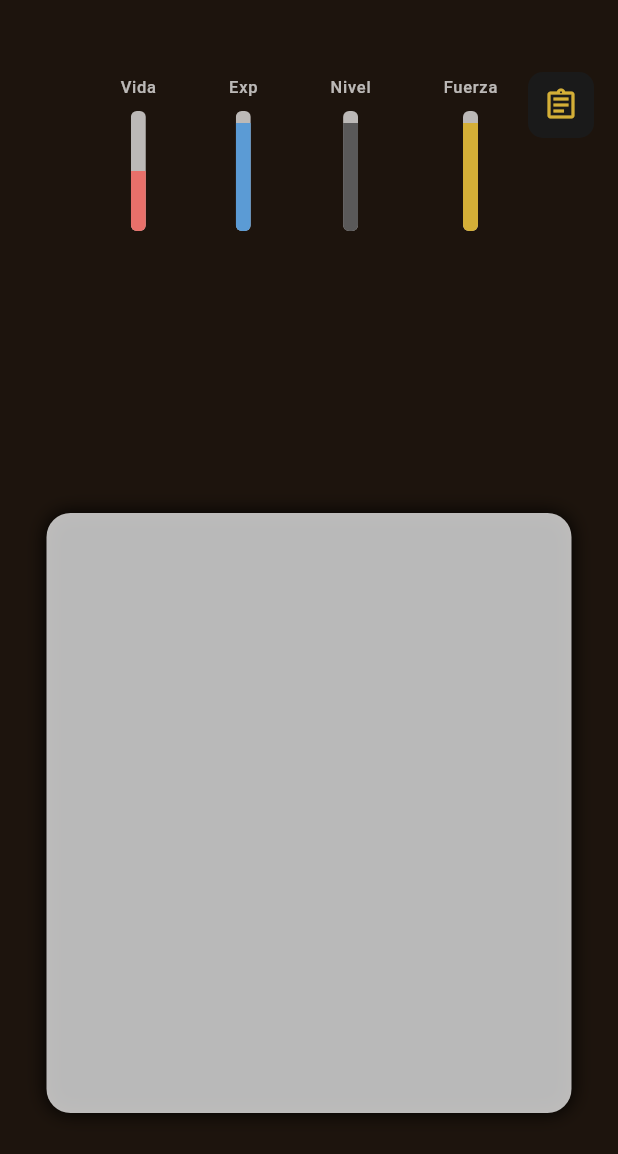
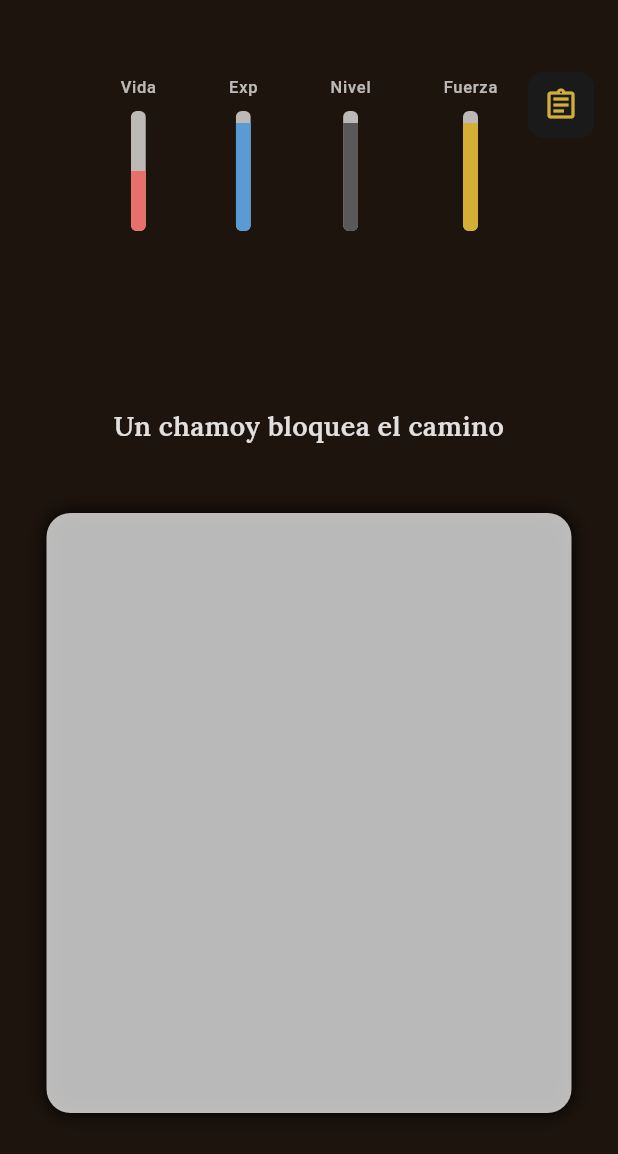
Before and after one commit to rocioxx/ProyectoFinalGrado, a Flutter app: the CardScreen screen opened directly, on a phone screen of 412 x 824 dp. Shown: the top 1154 px of the screen. Run offline on Flutter 3.47's test engine with Material 3 defaults, Android fonts, the phone set to English and light mode, and no system bars.

Commit message:
PT-11 sistema de textos y decisiones

```diff
--- /dev/null
+++ b/proyectofinalgrado/lib/models/scenario.dart
@@ -0,0 +1,34 @@
+class Scenario {
+  const Scenario({
+    required this.texto,
+    required this.opcionIzquierda,
+    required this.opcionDerecha,
+  });
+
+  final String texto;
+  final String opcionIzquierda;
+  final String opcionDerecha;
+}
+
+const List<Scenario> escenarios = [
+  Scenario(
+    texto: 'Un chamoy bloquea el camino',
+    opcionIzquierda: 'Lo ignoras',
+    opcionDerecha: 'Lo confrontas con una chancla',
+  ),
+  Scenario(
+    texto: 'Un personaje te ofrece dinero si le vendes un chamoy',
+    opcionIzquierda: 'Se lo vendes',
+    opcionDerecha: 'No se lo vendes',
+  ),
+  Scenario(
+    texto: 'Encuentras un cofre misterioso',
+    opcionIzquierda: 'Lo ignoras',
+    opcionDerecha: 'Lo abres',
+  ),
+  Scenario(
+    texto: 'El oráculo te pide un favor',
+    opcionIzquierda: 'Te niegas',
+    opcionDerecha: 'Aceptas',
+  ),
+];
--- a/proyectofinalgrado/lib/screens/card_screen.dart
+++ b/proyectofinalgrado/lib/screens/card_screen.dart
@@ -1,6 +1,8 @@
 import 'package:flutter/material.dart';
 import '../widgets/swipe_card.dart';
 import '../widgets/stats_panel.dart';
+import '../widgets/scenario_text.dart';
+import '../models/scenario.dart';
 import '../state/stats_controller.dart';
 import '../widgets/missions_panel.dart';
 
@@ -25,6 +27,9 @@ class _CardScreenState extends State<CardScreen> with TickerProviderStateMixin {
     fuerza: 0.9,
   );
 
+  int _scenarioIndex = 0;
+  double _screenHeight = 1;
+
   // Desplazamiento horizontal acumulado mientras el usuario arrastra
   double _x = 0;
   // Fase actual de la carta (controla qué se muestra en el build)
@@ -45,8 +50,9 @@ class _CardScreenState extends State<CardScreen> with TickerProviderStateMixin {
   // Se recrean en cada swipe porque dependen de _x en ese instante
   late Animation<Offset> _exitOffset;
   late Animation<double> _exitRot;
+
   // Distancia mínima en píxeles para que se considere un swipe válido
-  static const _threshold = 100.0;
+  static const _threshold = 80.0;
 
   @override
   void initState() {
@@ -81,6 +87,7 @@ class _CardScreenState extends State<CardScreen> with TickerProviderStateMixin {
       begin: 40.0,
       end: 0.0,
     ).animate(CurvedAnimation(parent: _enterCtrl, curve: Curves.easeOutCubic));
+
   }
 
   @override
@@ -124,14 +131,19 @@ class _CardScreenState extends State<CardScreen> with TickerProviderStateMixin {
     await _enterCtrl.forward(from: 0); // esperamos a que termine la entrada
     _enterCtrl.reset();
 
-    // Volvemos a idle para que el usuario pueda arrastrar de nuevo
-    setState(() => _phase = _Phase.idle);
+    // Volvemos a idle y avanzamos al siguiente escenario
+    setState(() {
+      _phase = _Phase.idle;
+      _scenarioIndex = (_scenarioIndex + 1) % escenarios.length;
+    });
   }
 
   @override
   Widget build(BuildContext context) {
-    // Guardamos el ancho aquí porque los callbacks no tienen BuildContext
-    _screenWidth = MediaQuery.sizeOf(context).width;
+    // Guardamos dimensiones aquí porque los callbacks no tienen BuildContext
+    final size = MediaQuery.sizeOf(context);
+    _screenWidth = size.width;
+    _screenHeight = size.height;
 
     // SwipeCard es const: Flutter lo reutiliza sin reconstruirlo
     const card = SwipeCard();
@@ -204,6 +216,18 @@ class _CardScreenState extends State<CardScreen> with TickerProviderStateMixin {
             ),
           ),
 
+          // Texto del escenario encima de la carta
+          Positioned(
+            left: 32,
+            right: 32,
+            top: _screenHeight * 0.33,
+            child: ScenarioText(
+              scenario: escenarios[_scenarioIndex],
+              dragX: _phase == _Phase.idle ? _x : 0,
+              threshold: _threshold,
+            ),
+          ),
+
           // Panel de estadísticas en la parte inferior
           Align(
             alignment: Alignment.topCenter,
--- /dev/null
+++ b/proyectofinalgrado/lib/widgets/scenario_text.dart
@@ -0,0 +1,65 @@
+import 'package:flutter/material.dart';
+import '../models/scenario.dart';
+
+class ScenarioText extends StatelessWidget {
+  const ScenarioText({
+    super.key,
+    required this.scenario,
+    required this.dragX,
+    required this.threshold,
+  });
+
+  final Scenario scenario;
+  final double dragX; // valor actual de _x (0 cuando no se arrastra)
+  final double threshold; // mínimo para considerar swipe válido
+
+  @override
+  Widget build(BuildContext context) {
+    // 0.0 en reposo → 1.0 al llegar al umbral
+    final progress = (dragX.abs() / (threshold * 0.5)).clamp(0.0, 1.0);
+    final isLeft = dragX < 0;
+
+    final choiceText = isLeft
+        ? scenario.opcionIzquierda
+        : scenario.opcionDerecha;
+    final choiceColor = isLeft
+        ? const Color(0xFF6BCB77)
+        : const Color(0xFF6BCB77);
+
+    return Stack(
+      alignment: Alignment.center,
+      children: [
+        //desaparece la pregunta
+        Opacity(
+          opacity: 1.0 - progress,
+          child: Text(
+            scenario.texto,
+            textAlign: TextAlign.center,
+            style: const TextStyle(
+              fontFamily: 'Lora',
+              fontSize: 18,
+              fontWeight: FontWeight.w600,
+              color: Color.fromARGB(221, 255, 255, 255),
+            ),
+          ),
+        ),
+
+        //aparece la opcion elegida
+        if (dragX.abs() > 0.5)
+          Opacity(
+            opacity: progress,
+            child: Text(
+              choiceText,
+              textAlign: TextAlign.center,
+              style: TextStyle(
+                fontFamily: 'Lora',
+                fontSize: 18,
+                fontWeight: FontWeight.bold,
+                color: choiceColor,
+              ),
+            ),
+          ),
+      ],
+    );
+  }
+}
--- a/proyectofinalgrado/pubspec.yaml
+++ b/proyectofinalgrado/pubspec.yaml
@@ -57,6 +57,12 @@ flutter:
   # the material Icons class.
   uses-material-design: true
 
+  fonts:
+    - family: Lora
+      fonts:
+        - asset: lib/fonts/Lora-SemiBold.ttf
+          weight: 600
+
   # To add assets to your application, add an assets section, like this:
   # assets:
   #   - images/a_dot_burr.jpeg
```
Also changed, not shown: proyectofinalgrado/lib/fonts/Lora-SemiBold.ttf (added).
